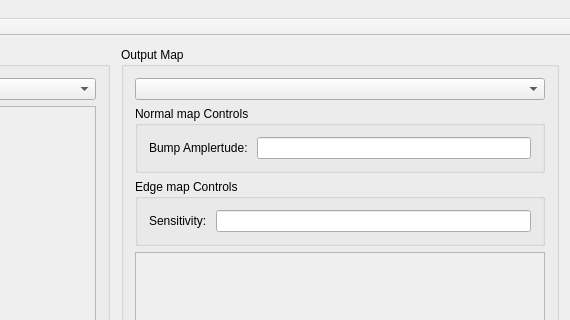
The window that source/mapgeneratorwindow.ui (jdg534/NormalMapGenerator) describes before a commit, drawn with Qt 5; both pictures show x 339 to 909 and y 0 to 320 of the 909 by 639 pixel window.
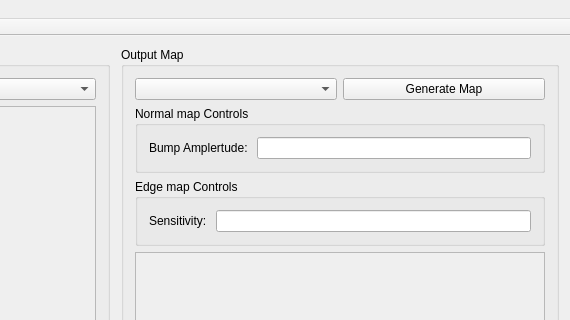
The same window after the commit.

Commit message: Added the generate map button

What changed in the file:
```diff
--- a/source/mapgeneratorwindow.ui
+++ b/source/mapgeneratorwindow.ui
@@ -76,7 +76,18 @@
       </property>
       <layout class="QVBoxLayout" name="verticalLayout_4">
        <item>
-        <widget class="QComboBox" name="comboBox_"/>
+        <layout class="QHBoxLayout" name="horizontalLayout_5">
+         <item>
+          <widget class="QComboBox" name="comboBox_"/>
+         </item>
+         <item>
+          <widget class="QPushButton" name="pushButton_generateMap">
+           <property name="text">
+            <string>Generate Map</string>
+           </property>
+          </widget>
+         </item>
+        </layout>
        </item>
        <item>
         <widget class="QGroupBox" name="groupBox_normalMapControls_2">
```
Left out of the diff: 2 changed lines with no effect on the pictures. The commit also changes 2 other files.
